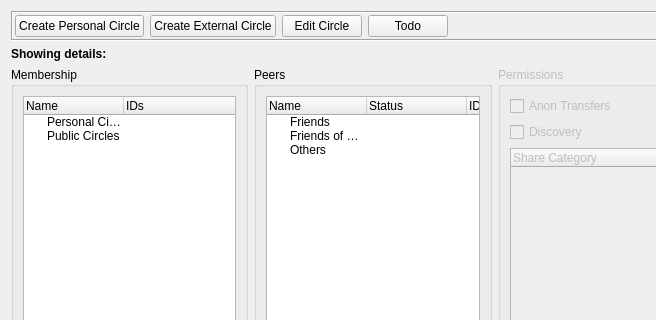
Above: retroshare-gui/src/gui/Circles/CirclesDialog.ui from RetroShare/RetroShare before the change; both pictures show x 0 to 656 and y 0 to 320 of the 746 by 568 pixel window. Below: the same form after it.
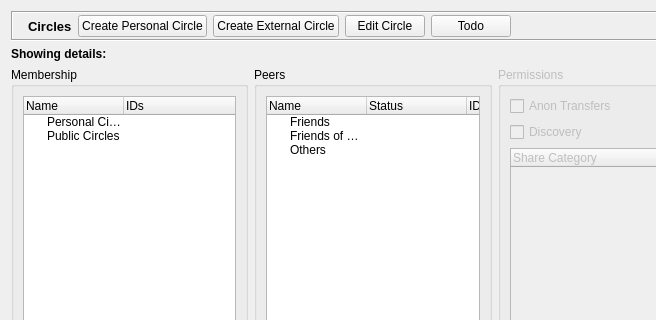
That is the form after the change. Icons and pictures are not drawn.

Commit message: Added a tabwidget for the addresses info, to get more space, and the dialog looks little bit less. Some changes on Circle Dialog with icons and layout fixes. Changed tray new message icon, to look or use same like from the Toaster. Added context menu icons on MessagesDialog

The edit to the form file:
```diff
--- a/retroshare-gui/src/gui/Circles/CirclesDialog.ui
+++ b/retroshare-gui/src/gui/Circles/CirclesDialog.ui
@@ -26,6 +26,30 @@
       <property name="margin">
        <number>2</number>
       </property>
+      <item>
+       <widget class="QLabel" name="titleBarPixmap">
+        <property name="text">
+         <string/>
+        </property>
+        <property name="pixmap">
+         <pixmap resource="../images.qrc">:/images/user/agt_forum24.png</pixmap>
+        </property>
+       </widget>
+      </item>
+      <item>
+       <widget class="QLabel" name="titleBarLabel">
+        <property name="font">
+         <font>
+          <pointsize>10</pointsize>
+          <weight>75</weight>
+          <bold>true</bold>
+         </font>
+        </property>
+        <property name="text">
+         <string>Circles</string>
+        </property>
+       </widget>
+      </item>
       <item>
        <widget class="QPushButton" name="pushButton_localCircle">
         <property name="text">
```
Left out of the diff: 4 changed lines with no effect on the pictures. The commit also changes 9 other files.
